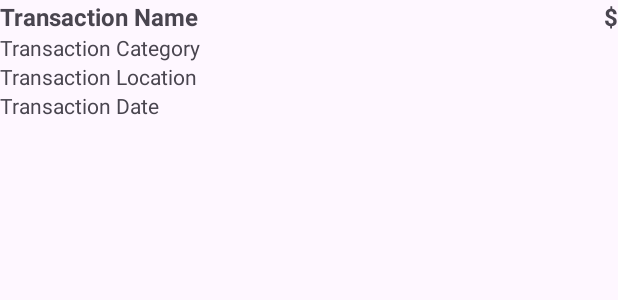
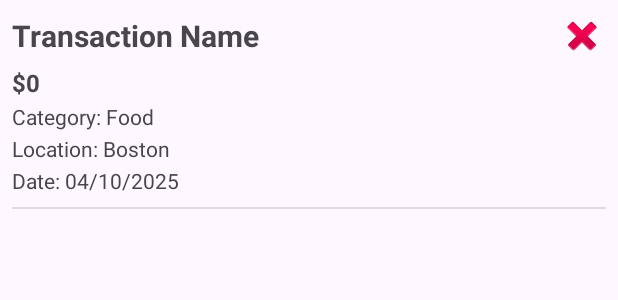
Before and after one commit to sidmttl/NestBudget, an Android app: the layout item_transaction.xml on its own in the app's theme, with its tools: preview values and no code run, on a phone screen of 412 x 824 dp. Shown: the top 300 px of the screen. Run offline under Robolectric (Android 15) with nearby library versions, the phone set to English and light mode, and no system bars.

Commit message:
changes to the rest of the transaction related files to follow the same layout of the buylistactivity

```diff
--- a/app/src/main/AndroidManifest.xml
+++ b/app/src/main/AndroidManifest.xml
@@ -13,7 +13,7 @@
         android:theme="@style/Theme.NestBudget"
         tools:targetApi="31">
         <activity
-            android:name=".TransactionsActivity"
+            android:name=".TransactionActivity"
             android:exported="false" />
         <activity
             android:name=".ToBuyListActivity"
--- a/app/src/main/java/com/example/nestbudget/MainActivity.java
+++ b/app/src/main/java/com/example/nestbudget/MainActivity.java
@@ -112,7 +112,7 @@ public class MainActivity extends AppCompatActivity {
                 // Open Dashboard
                 return true;
             } else if (itemId == R.id.menu_transactions) {
-                Intent intent = new Intent(MainActivity.this, TransactionsActivity.class);
+                Intent intent = new Intent(MainActivity.this, TransactionActivity.class);
                 startActivity(intent);
                 return true;
             } else if (itemId == R.id.menu_insights) {
--- a/app/src/main/res/layout/activity_transactions.xml
+++ b/app/src/main/res/layout/activity_transactions.xml
@@ -6,7 +6,7 @@
     android:id="@+id/main"
     android:layout_width="match_parent"
     android:layout_height="match_parent"
-    tools:context=".TransactionsActivity">
+    tools:context=".TransactionActivity">
 
     <androidx.constraintlayout.widget.ConstraintLayout
         android:layout_width="match_parent"
--- a/app/src/main/res/layout/item_transaction.xml
+++ b/app/src/main/res/layout/item_transaction.xml
@@ -1,59 +1,72 @@
 <?xml version="1.0" encoding="utf-8"?>
-<androidx.constraintlayout.widget.ConstraintLayout
+<LinearLayout
     xmlns:android="http://schemas.android.com/apk/res/android"
-    xmlns:app="http://schemas.android.com/apk/res-auto"
     android:layout_width="match_parent"
-    android:layout_height="match_parent">
+    android:layout_height="wrap_content"
+    android:padding="8dp"
+    android:orientation="vertical">
 
-    <TextView
-        android:id="@+id/transaction_name"
-        android:layout_width="0dp"
+    <LinearLayout
+        android:layout_width="match_parent"
         android:layout_height="wrap_content"
-        android:text="Transaction Name"
-        android:textSize="16sp"
-        android:textStyle="bold"
-        app:layout_constraintTop_toTopOf="parent"
-        app:layout_constraintStart_toStartOf="parent"
-        app:layout_constraintEnd_toStartOf="@id/transaction_amount"
-        app:layout_constraintHorizontal_bias="0" />
+        android:orientation="horizontal"
+        android:gravity="center_vertical">
+
+        <TextView
+            android:id="@+id/transaction_name"
+            android:layout_width="0dp"
+            android:layout_height="wrap_content"
+            android:layout_weight="1"
+            android:textSize="20sp"
+            android:textStyle="bold"
+            android:text="Transaction Name" />
+
+        <ImageButton
+            android:id="@+id/buttonDelete"
+            android:layout_width="wrap_content"
+            android:layout_height="wrap_content"
+            android:src="@android:drawable/ic_delete"
+            android:contentDescription="Delete Transaction"
+            android:background="?attr/selectableItemBackgroundBorderless" />
+    </LinearLayout>
 
     <TextView
         android:id="@+id/transaction_amount"
         android:layout_width="wrap_content"
         android:layout_height="wrap_content"
-        android:text="$"
         android:textSize="16sp"
         android:textStyle="bold"
-        app:layout_constraintTop_toTopOf="parent"
-        app:layout_constraintEnd_toEndOf="parent" />
+        android:text="$0"
+        android:paddingTop="4dp" />
 
     <TextView
         android:id="@+id/transaction_category"
-        android:layout_width="0dp"
+        android:layout_width="wrap_content"
         android:layout_height="wrap_content"
-        android:text="Transaction Category"
-        app:layout_constraintTop_toBottomOf="@id/transaction_name"
-        app:layout_constraintStart_toStartOf="parent"
-        app:layout_constraintEnd_toEndOf="parent"
-        app:layout_constraintHorizontal_bias="0" />
+        android:textSize="14sp"
+        android:text="Category: Food"
+        android:paddingTop="2dp" />
 
     <TextView
         android:id="@+id/transaction_location"
-        android:layout_width="0dp"
+        android:layout_width="wrap_content"
         android:layout_height="wrap_content"
-        android:text="Transaction Location"
-        app:layout_constraintTop_toBottomOf="@id/transaction_category"
-        app:layout_constraintStart_toStartOf="parent"
-        app:layout_constraintEnd_toEndOf="parent"
-        app:layout_constraintHorizontal_bias="0" />
+        android:textSize="14sp"
+        android:text="Location: Boston"
+        android:paddingTop="2dp" />
 
     <TextView
         android:id="@+id/transaction_date"
-        android:layout_width="0dp"
+        android:layout_width="wrap_content"
         android:layout_height="wrap_content"
-        android:text="Transaction Date"
-        app:layout_constraintTop_toBottomOf="@id/transaction_location"
-        app:layout_constraintStart_toStartOf="parent"
-        app:layout_constraintEnd_toEndOf="parent"
-        app:layout_constraintHorizontal_bias="0" />
-</androidx.constraintlayout.widget.ConstraintLayout>
+        android:textSize="14sp"
+        android:text="Date: 04/10/2025"
+        android:paddingTop="2dp" />
+
+    <View
+        android:id="@+id/divider"
+        android:layout_width="match_parent"
+        android:layout_height="1dp"
+        android:layout_marginTop="8dp"
+        android:background="?android:attr/listDivider" />
+</LinearLayout>
```
Also changed, not shown: app/src/main/java/com/example/nestbudget/TransactionsActivity.java (deleted, +0 -151 lines), app/src/main/res/layout/dialog_add_transaction.xml (added, +48 -0 lines).
